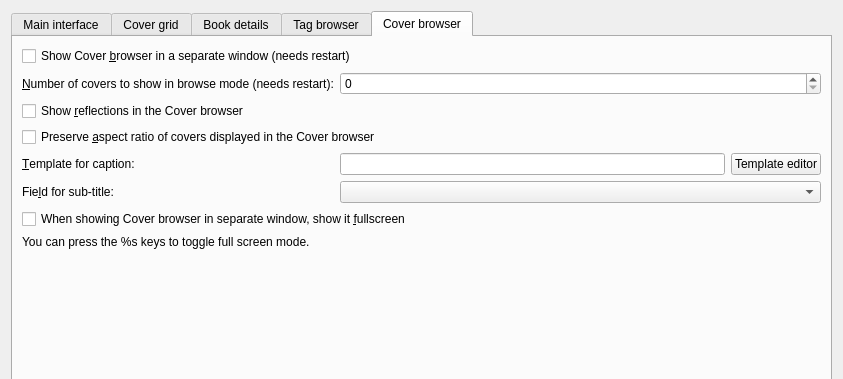
The window that src/calibre/gui2/preferences/look_feel.ui (kovidgoyal/calibre) describes before a commit, drawn with Qt 5; both pictures show x 0 to 843 and y 0 to 379 of the 843 by 546 pixel window.
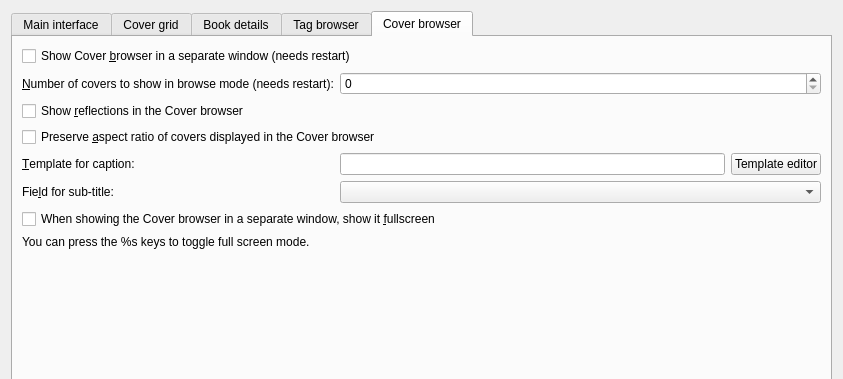
The same window after the commit. The open tabs and pages were chosen to show the change. Icons and pictures are not drawn. Custom widgets are drawn as their Qt base class.

What changed in the file:
```diff
--- a/src/calibre/gui2/preferences/look_feel.ui
+++ b/src/calibre/gui2/preferences/look_feel.ui
@@ -1032,7 +1032,7 @@
        <item row="7" column="0" colspan="3">
         <widget class="QCheckBox" name="opt_cb_fullscreen">
          <property name="text">
-          <string>When showing Cover browser in separate window, show it &amp;fullscreen</string>
+          <string>When showing the Cover browser in a separate window, show it &amp;fullscreen</string>
          </property>
         </widget>
        </item>
```
